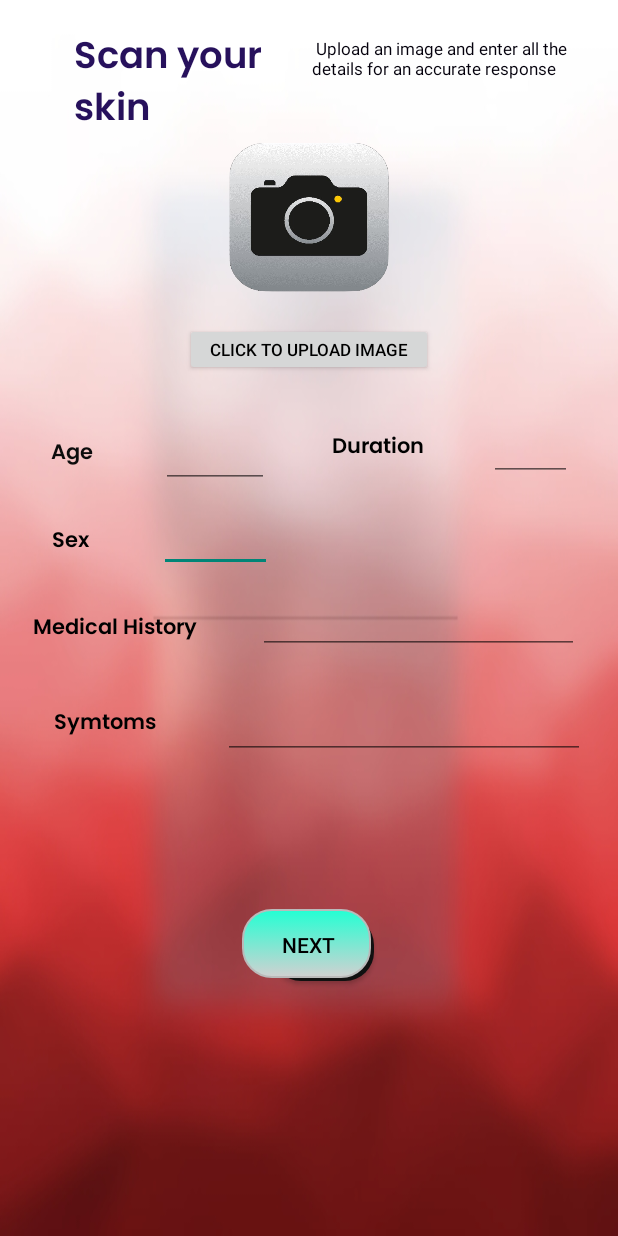
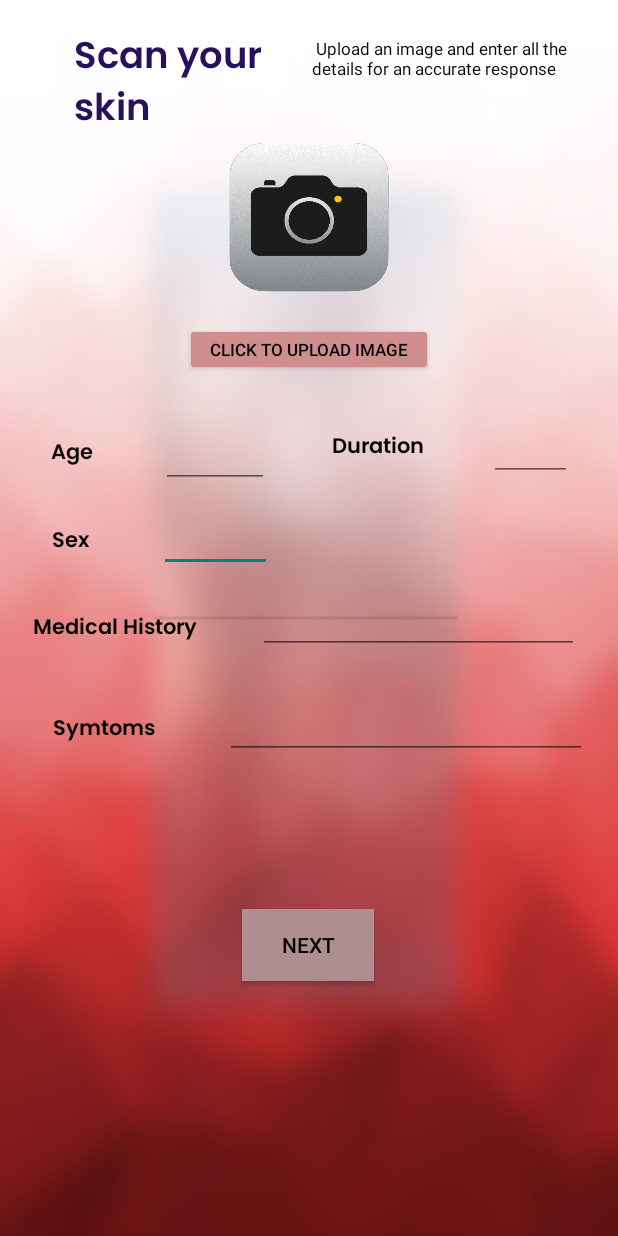
Before and after one commit to RajBhattacharyya/DermaAI, an Android app: the DashboardActivity screen opened directly, with no data from a screen before it, on a phone screen of 412 x 824 dp. Run offline under Robolectric (Android 15) with nearby library versions, the phone set to English and light mode, and no system bars; libraries missing offline, so code that uses them is left out: com.google.ai.client; Roboto replaces fonts that are not available here.

Commit message:
ui developed 3

```diff
--- a/app/src/main/res/layout/activity_dashboard.xml
+++ b/app/src/main/res/layout/activity_dashboard.xml
@@ -101,7 +101,7 @@
     <TextView
         android:id="@+id/medHead"
         android:layout_width="123dp"
-        android:layout_height="23dp"
+        android:layout_height="27dp"
         android:layout_marginTop="36dp"
         android:fontFamily="@font/poppins_semibold"
         android:text="Medical History"
@@ -139,6 +139,7 @@
         android:layout_width="165dp"
         android:layout_height="35dp"
         android:layout_marginTop="14dp"
+        android:backgroundTint="#CF8D8D"
         android:text="click to upload image"
         android:textColor="#000000"
         android:textSize="11sp"
@@ -151,7 +152,8 @@
         android:layout_width="wrap_content"
         android:layout_height="wrap_content"
         android:layout_marginTop="100dp"
-        android:background="@drawable/consult"
+        android:background="@color/material_dynamic_neutral_variant80"
+        android:backgroundTint="#AE8E8E"
         android:text="Next"
         android:textColor="#000000"
         app:layout_constraintEnd_toEndOf="parent"
@@ -161,8 +163,8 @@
 
     <TextView
         android:id="@+id/symHead"
-        android:layout_width="71dp"
-        android:layout_height="24dp"
+        android:layout_width="76dp"
+        android:layout_height="31dp"
         android:layout_marginTop="40dp"
         android:fontFamily="@font/poppins_semibold"
         android:text="Symtoms"
```
